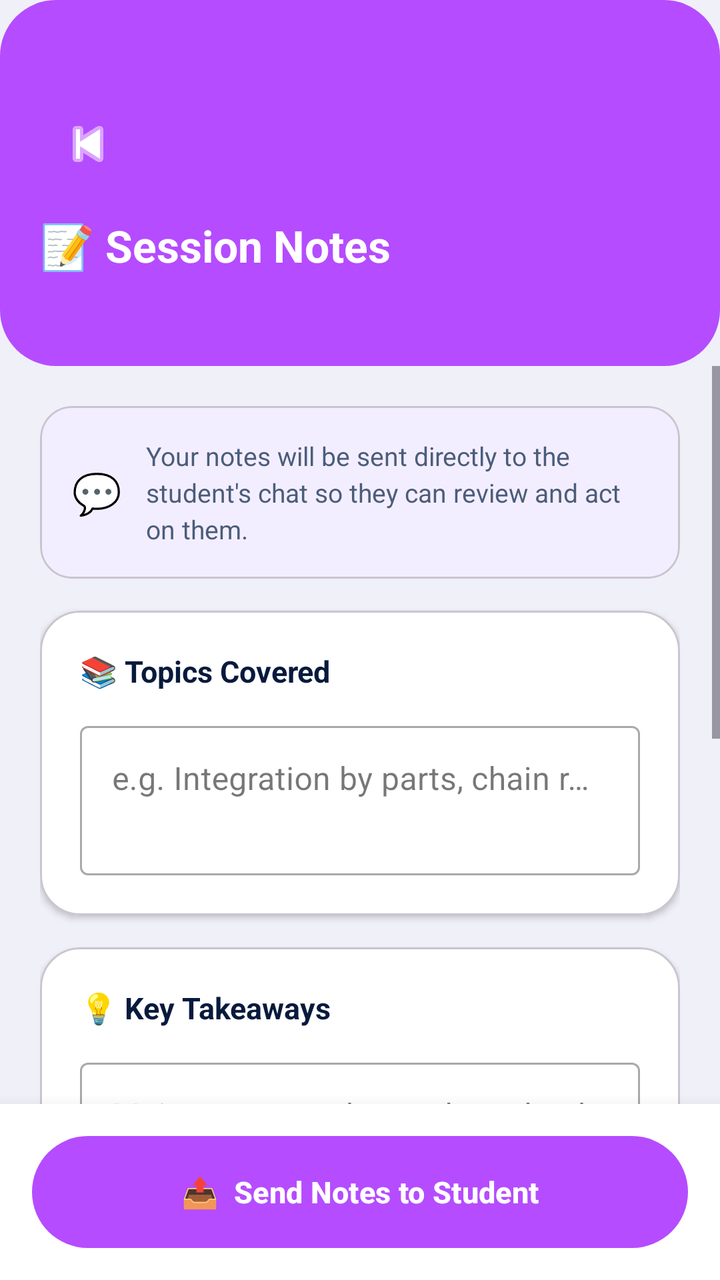
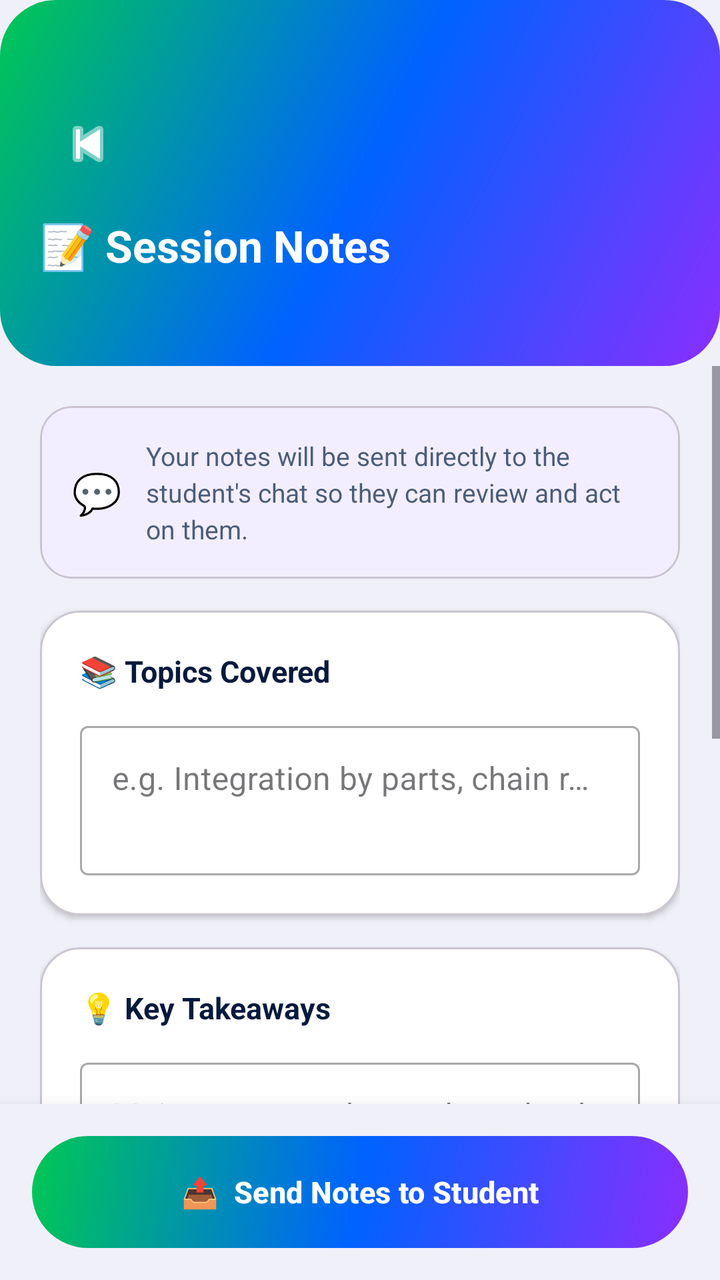

Compare the two renders of this Android layout. The source of the first and the diff that turns it into the second are given below.
<!-- AndroidManifest.xml: application theme Theme.PeerTutoringApollo -->
<!-- res/layout/activity_session_notes.xml -->
<?xml version="1.0" encoding="utf-8"?>
<LinearLayout xmlns:android="http://schemas.android.com/apk/res/android"
    xmlns:app="http://schemas.android.com/apk/res-auto"
    android:layout_width="match_parent"
    android:layout_height="match_parent"
    android:orientation="vertical"
    android:background="#F0F0F8">

    
    <RelativeLayout
        android:layout_width="match_parent"
        android:layout_height="wrap_content"
        android:background="@drawable/bg_button_gradient"
        android:paddingTop="48dp"
        android:paddingBottom="24dp"
        android:paddingHorizontal="20dp">

        <ImageButton
            android:id="@+id/btnBack"
            android:layout_width="48dp"
            android:layout_height="48dp"
            android:background="@android:color/transparent"
            android:src="@android:drawable/ic_media_previous"
            android:contentDescription="Back"
            android:layout_alignParentStart="true"
            android:layout_alignParentTop="true"
            app:tint="#FFFFFF" />

        <LinearLayout
            android:layout_width="match_parent"
            android:layout_height="wrap_content"
            android:orientation="vertical"
            android:layout_below="@id/btnBack"
            android:layout_marginTop="12dp">

            <TextView
                android:layout_width="wrap_content"
                android:layout_height="wrap_content"
                android:text="📝 Session Notes"
                android:textColor="#FFFFFF"
                android:textSize="22sp"
                android:textStyle="bold" />

            <TextView
                android:id="@+id/tvSessionSubtitle"
                android:layout_width="wrap_content"
                android:layout_height="wrap_content"
                android:textColor="#CCFFFFFF"
                android:textSize="13sp"
                android:layout_marginTop="4dp" />
        </LinearLayout>
    </RelativeLayout>

    <ScrollView
        android:layout_width="match_parent"
        android:layout_height="0dp"
        android:layout_weight="1">

        <LinearLayout
            android:layout_width="match_parent"
            android:layout_height="wrap_content"
            android:orientation="vertical"
            android:padding="20dp">

            
            <com.google.android.material.card.MaterialCardView
                android:layout_width="match_parent"
                android:layout_height="wrap_content"
                android:layout_marginBottom="16dp"
                app:cardCornerRadius="16dp"
                app:cardBackgroundColor="#F3EEFF"
                app:cardElevation="0dp">

                <LinearLayout
                    android:layout_width="match_parent"
                    android:layout_height="wrap_content"
                    android:orientation="horizontal"
                    android:gravity="center_vertical"
                    android:padding="16dp">

                    <TextView
                        android:layout_width="wrap_content"
                        android:layout_height="wrap_content"
                        android:text="💬"
                        android:textSize="20sp"
                        android:layout_marginEnd="12dp" />

                    <TextView
                        android:layout_width="match_parent"
                        android:layout_height="wrap_content"
                        android:text="Your notes will be sent directly to the student's chat so they can review and act on them."
                        android:textColor="#4B5D7A"
                        android:textSize="13sp"
                        android:lineSpacingExtra="3dp" />
                </LinearLayout>
            </com.google.android.material.card.MaterialCardView>

            
            <com.google.android.material.card.MaterialCardView
                android:layout_width="match_parent"
                android:layout_height="wrap_content"
                android:layout_marginBottom="16dp"
                app:cardCornerRadius="20dp"
                app:cardBackgroundColor="#FFFFFF"
                app:cardElevation="2dp">

                <LinearLayout
                    android:layout_width="match_parent"
                    android:layout_height="wrap_content"
                    android:orientation="vertical"
                    android:padding="20dp">

                    <TextView
                        android:layout_width="wrap_content"
                        android:layout_height="wrap_content"
                        android:text="📚 Topics Covered"
                        android:textStyle="bold"
                        android:textSize="15sp"
                        android:textColor="#071A3D"
                        android:layout_marginBottom="12dp" />

                    <com.google.android.material.textfield.TextInputLayout
                        android:layout_width="match_parent"
                        android:layout_height="wrap_content"
                        android:hint="e.g. Integration by parts, chain rule, limits..."
                        style="@style/Widget.MaterialComponents.TextInputLayout.OutlinedBox">

                        <com.google.android.material.textfield.TextInputEditText
                            android:id="@+id/etTopics"
                            android:layout_width="match_parent"
                            android:layout_height="wrap_content"
                            android:minLines="2"
                            android:gravity="top"
                            android:inputType="textMultiLine" />
                    </com.google.android.material.textfield.TextInputLayout>
                </LinearLayout>
            </com.google.android.material.card.MaterialCardView>

            
            <com.google.android.material.card.MaterialCardView
                android:layout_width="match_parent"
                android:layout_height="wrap_content"
                android:layout_marginBottom="16dp"
                app:cardCornerRadius="20dp"
                app:cardBackgroundColor="#FFFFFF"
                app:cardElevation="2dp">

                <LinearLayout
                    android:layout_width="match_parent"
                    android:layout_height="wrap_content"
                    android:orientation="vertical"
                    android:padding="20dp">

                    <TextView
                        android:layout_width="wrap_content"
                        android:layout_height="wrap_content"
                        android:text="💡 Key Takeaways"
                        android:textStyle="bold"
                        android:textSize="15sp"
                        android:textColor="#071A3D"
                        android:layout_marginBottom="12dp" />

                    <com.google.android.material.textfield.TextInputLayout
                        android:layout_width="match_parent"
                        android:layout_height="wrap_content"
                        android:hint="Main concepts the student should remember..."
                        style="@style/Widget.MaterialComponents.TextInputLayout.OutlinedBox">

                        <com.google.android.material.textfield.TextInputEditText
                            android:id="@+id/etTakeaways"
                            android:layout_width="match_parent"
                            android:layout_height="wrap_content"
                            android:minLines="2"
                            android:gravity="top"
                            android:inputType="textMultiLine" />
                    </com.google.android.material.textfield.TextInputLayout>
                </LinearLayout>
            </com.google.android.material.card.MaterialCardView>

            
            <com.google.android.material.card.MaterialCardView
                android:layout_width="match_parent"
                android:layout_height="wrap_content"
                android:layout_marginBottom="100dp"
                app:cardCornerRadius="20dp"
                app:cardBackgroundColor="#FFFFFF"
                app:cardElevation="2dp">

                <LinearLayout
                    android:layout_width="match_parent"
                    android:layout_height="wrap_content"
                    android:orientation="vertical"
                    android:padding="20dp">

                    <TextView
                        android:layout_width="wrap_content"
                        android:layout_height="wrap_content"
                        android:text="✅ Action Items for Student"
                        android:textStyle="bold"
                        android:textSize="15sp"
                        android:textColor="#071A3D"
                        android:layout_marginBottom="12dp" />

                    <com.google.android.material.textfield.TextInputLayout
                        android:layout_width="match_parent"
                        android:layout_height="wrap_content"
                        android:hint="Practice problems, chapters to read, tasks to complete..."
                        style="@style/Widget.MaterialComponents.TextInputLayout.OutlinedBox">

                        <com.google.android.material.textfield.TextInputEditText
                            android:id="@+id/etActionItems"
                            android:layout_width="match_parent"
                            android:layout_height="wrap_content"
                            android:minLines="2"
                            android:gravity="top"
                            android:inputType="textMultiLine" />
                    </com.google.android.material.textfield.TextInputLayout>
                </LinearLayout>
            </com.google.android.material.card.MaterialCardView>

        </LinearLayout>
    </ScrollView>

    
    <LinearLayout
        android:layout_width="match_parent"
        android:layout_height="wrap_content"
        android:background="#FFFFFF"
        android:elevation="12dp"
        android:padding="16dp">

        <Button
            android:id="@+id/btnSendNotes"
            android:layout_width="match_parent"
            android:layout_height="56dp"
            android:text="📤  Send Notes to Student"
            android:textColor="#FFFFFF"
            android:textSize="15sp"
            android:textStyle="bold"
            android:background="@drawable/bg_button_gradient"
            app:backgroundTint="@null"
            app:cornerRadius="28dp" />
    </LinearLayout>

</LinearLayout>
<!-- resources referenced by this layout -->
<resources>
  <!-- drawable bg_button_gradient (drawable) -->
  <?xml version="1.0" encoding="utf-8"?>
  <shape xmlns:android="http://schemas.android.com/apk/res/android">
      <gradient
          android:startColor="#B54CFF"
          android:endColor="#B54CFF"
          android:angle="0" />
      <corners android:radius="28dp" />
  </shape>
  <style name="Theme.PeerTutoringApollo" parent="Base.Theme.PeerTutoringApollo" />
  <style name="Base.Theme.PeerTutoringApollo" parent="Theme.Material3.DayNight.NoActionBar">
          
          
      </style>
</resources>

<!-- the commit's change to res/layout/activity_session_notes.xml (unified diff, before → after) -->
@@ -224,8 +224,7 @@
     
     <LinearLayout
         android:layout_width="match_parent"
-        android:layout_height="wrap_content"
-        android:background="#FFFFFF"
+        android:layout_height="wrap_content" android:background="#F0F0F8"
         android:elevation="12dp"
         android:padding="16dp">
 
<!-- resource entries referenced after the edit -->
@@ -4,9 +4,10 @@
   <?xml version="1.0" encoding="utf-8"?>
   <shape xmlns:android="http://schemas.android.com/apk/res/android">
       <gradient
-          android:startColor="#B54CFF"
-          android:endColor="#B54CFF"
-          android:angle="0" />
+          android:startColor="#8A2EFF"
+          android:centerColor="#0062FF"
+          android:endColor="#00C853"
+          android:angle="135" />
       <corners android:radius="28dp" />
   </shape>
   <style name="Theme.PeerTutoringApollo" parent="Base.Theme.PeerTutoringApollo" />
